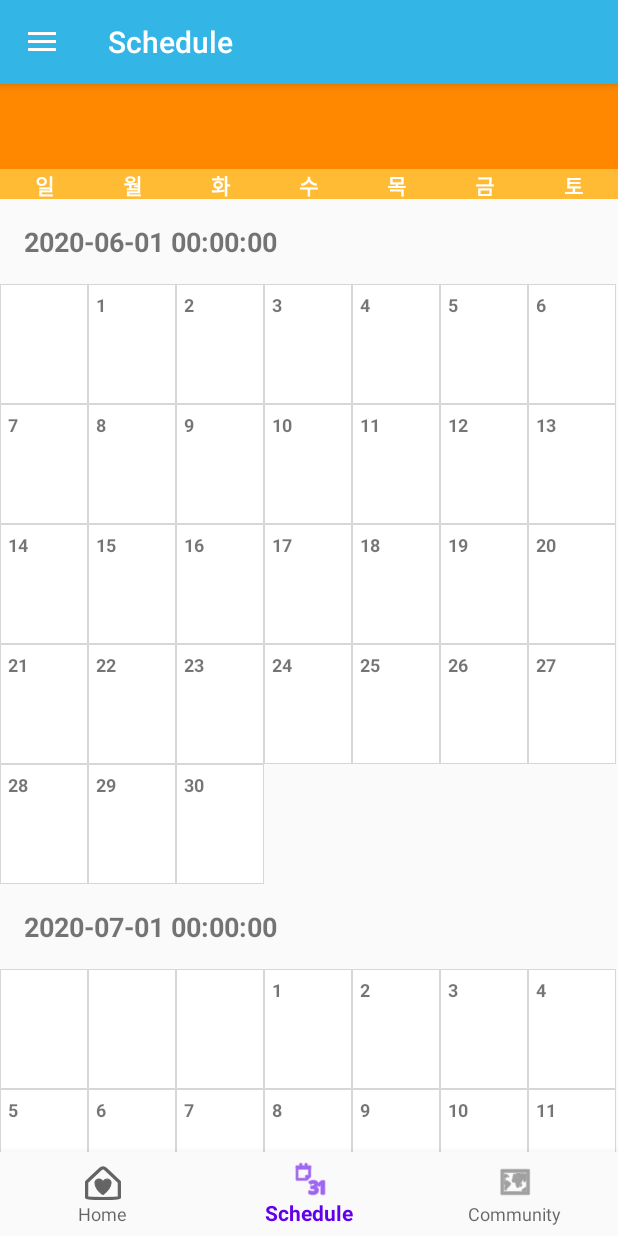
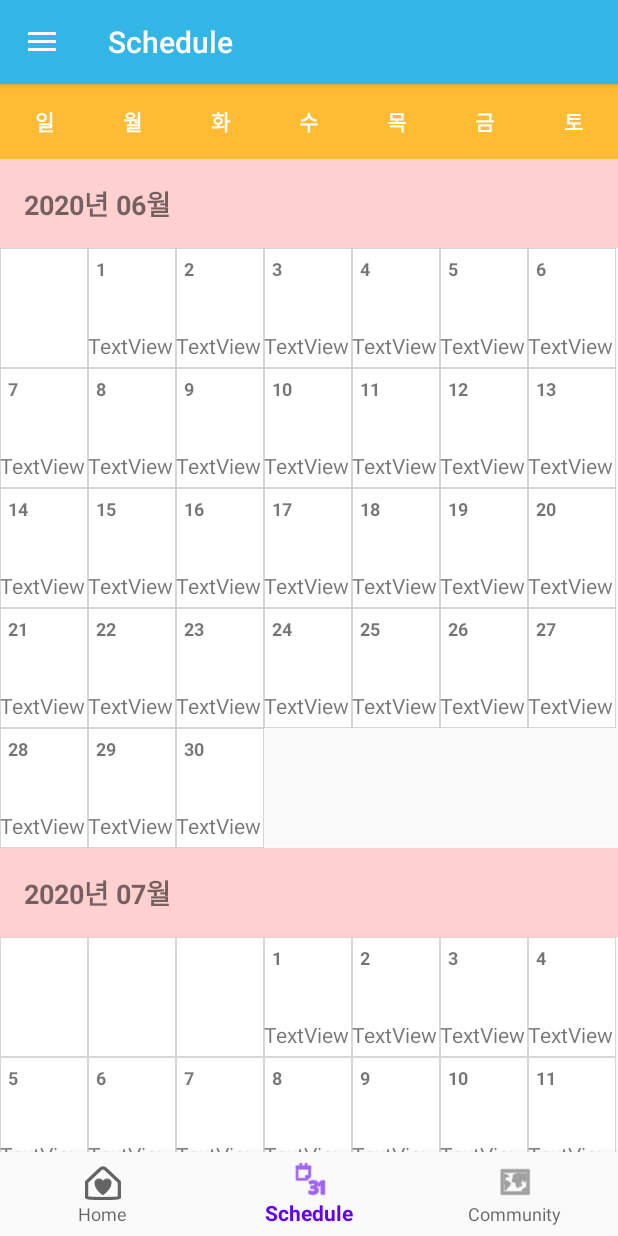
Before and after one commit to arcane222/ForHealthyLife, an Android app: the screen it shows after launch once a user with an empty profile is signed in (MainActivity), item 2 of the bottom bar chosen, on a phone screen of 412 x 824 dp. Run offline under Robolectric (Android 15) with nearby library versions, the phone set to English and light mode, and no system bars; our stand-ins replace Firebase (no records; nobody signed in at launch, a user with empty details on screens opened directly), navigation-ui; libraries missing offline, so code that uses them is left out: com.firebase.ui.

Commit message:
schedule fixed

```diff
--- a/app/src/main/java/com/team_comfortable/forhealthylife/ui/calendar/adapter/CalendarAdapter.java
+++ b/app/src/main/java/com/team_comfortable/forhealthylife/ui/calendar/adapter/CalendarAdapter.java
@@ -1,5 +1,6 @@
 package com.team_comfortable.forhealthylife.ui.calendar.adapter;
 
+import android.graphics.Color;
 import android.view.LayoutInflater;
 import android.view.View;
 import android.view.ViewGroup;
@@ -181,7 +182,7 @@ public class CalendarAdapter extends RecyclerView.Adapter
     private class DayViewHolder extends RecyclerView.ViewHolder
     {// 요일 입 ViewHolder
 
-        TextView itemDay;
+        TextView itemDay, dayText;
 
         public DayViewHolder(@NonNull View itemView)
         {
@@ -191,6 +192,7 @@ public class CalendarAdapter extends RecyclerView.Adapter
 
         public void initView(View v){
             itemDay = (TextView)v.findViewById(R.id.item_day);
+            //dayText = (TextView)v.findViewById(R.id.day_text);
         }
 
         public void bind(ViewModel model)
@@ -199,6 +201,12 @@ public class CalendarAdapter extends RecyclerView.Adapter
             String day = ((Day)model).getDay();
             // 일자 값 View에 보이게하기
             itemDay.setText(day);
+           // dayText.setBackgroundColor(Color.RED);
+           // dayText.setText(day);
         };
+
+        public void onTouch(View v){
+
+        }
     }
 }
--- a/app/src/main/java/com/team_comfortable/forhealthylife/ui/calendar/util/DateUtil.java
+++ b/app/src/main/java/com/team_comfortable/forhealthylife/ui/calendar/util/DateUtil.java
@@ -6,7 +6,7 @@ import java.util.Locale;
 
 public class DateUtil
 {
-    public final static String CALENDAR_HEADER_FORMAT = "yyyy-MM-dd HH:mm:ss";
+    public final static String CALENDAR_HEADER_FORMAT = "yyyy년 MM월";
     public final static String YEAR_FORMAT = "yyyy";
     public final static String MONTH_FORMAT = "MM";
     public final static String DAY_FORMAT = "d";
--- a/app/src/main/res/layout/fragment_calendar.xml
+++ b/app/src/main/res/layout/fragment_calendar.xml
@@ -6,27 +6,12 @@
     android:orientation="vertical">
 
     <!--헤더-->
-    <LinearLayout
-        android:layout_width="match_parent"
-        android:layout_height="wrap_content"
-        android:animateLayoutChanges="true"
-        android:background="@color/colorPrimary"
-        android:orientation="horizontal">
 
-        <TextView
-            android:id="@+id/title"
-            android:layout_width="0dp"
-            android:layout_height="wrap_content"
-            android:layout_weight="1"
-            android:background="@android:color/holo_orange_dark"
-            android:padding="16dp"
-            android:textSize="18sp" />
 
-    </LinearLayout>
     <!--요일-->
     <LinearLayout
         android:layout_width="match_parent"
-        android:layout_height="20dp"
+        android:layout_height="50dp"
         android:background="@android:color/holo_orange_light"
         android:orientation="horizontal">
 
--- a/app/src/main/res/layout/fragment_calendar_day.xml
+++ b/app/src/main/res/layout/fragment_calendar_day.xml
@@ -19,4 +19,17 @@
         android:textSize="12sp"
         android:textStyle="bold"
         tool:text="00" />
+
+
+
+    <TextView
+        android:id="@+id/day_text"
+        android:layout_width="wrap_content"
+        android:layout_height="wrap_content"
+        android:layout_alignParentLeft="true"
+        android:layout_alignParentBottom="true"
+        android:layout_marginBottom="5dp"
+        android:text="TextView" />
+
+
 </RelativeLayout>
--- a/app/src/main/res/layout/fragment_calendar_header.xml
+++ b/app/src/main/res/layout/fragment_calendar_header.xml
@@ -1,11 +1,11 @@
 <?xml version="1.0" encoding="utf-8"?>
-<LinearLayout
-    xmlns:android="http://schemas.android.com/apk/res/android"
+<LinearLayout xmlns:android="http://schemas.android.com/apk/res/android"
     xmlns:app="http://schemas.android.com/apk/res-auto"
     xmlns:tool="http://schemas.android.com/tools"
     android:id="@+id/item_header_layout"
     android:layout_width="match_parent"
     android:layout_height="wrap_content"
+    android:background="#FFD0D0"
     android:orientation="vertical">
 
     <TextView
```
